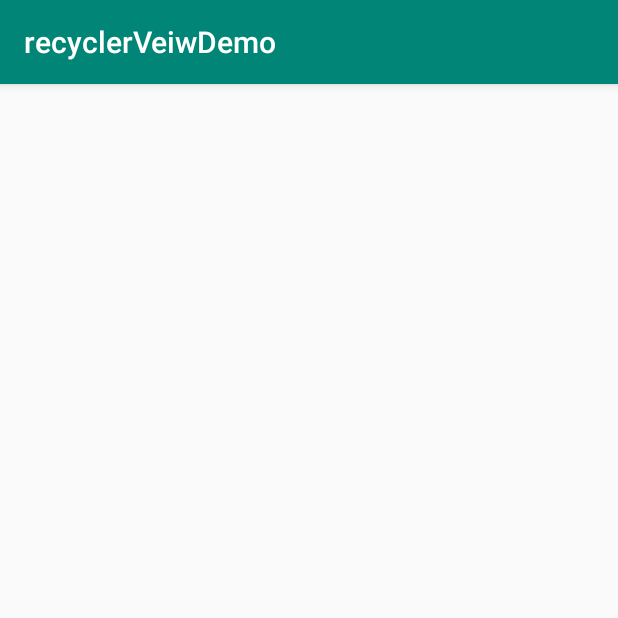
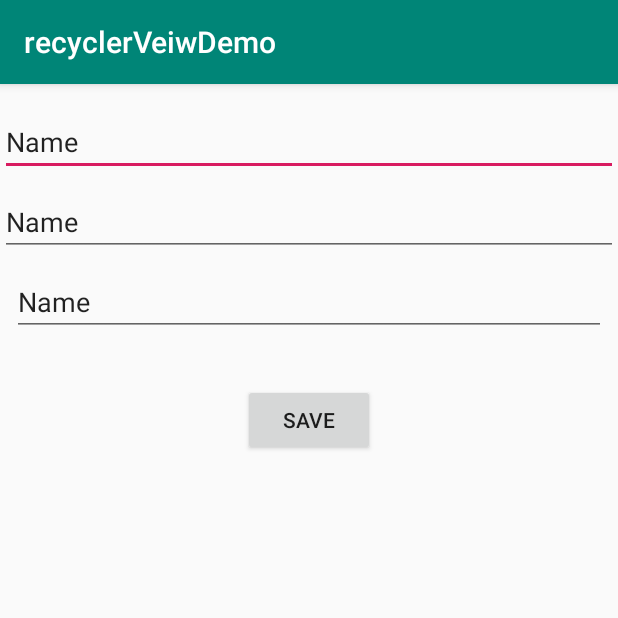
Before and after one commit to 7th-short-course-week-day-6-8pm/recyclerview-demo, an Android app: the AddItemActivity screen opened directly, with no data from a screen before it, on a phone screen of 412 x 824 dp, the top half of it. Run offline under Robolectric (Android 15) with nearby library versions, the phone set to English and light mode, and no system bars.

Commit message:
add add and edit recycler view item

```diff
--- a/app/src/main/AndroidManifest.xml
+++ b/app/src/main/AndroidManifest.xml
@@ -9,7 +9,8 @@
         android:roundIcon="@mipmap/ic_launcher_round"
         android:supportsRtl="true"
         android:theme="@style/AppTheme">
-        <activity android:name=".AddItemActivity"></activity>
+        <activity android:name=".EditInboxActivity"></activity>
+        <activity android:name=".AddItemActivity" />
         <activity android:name=".DetailActivity" />
         <activity android:name=".MainActivity">
             <intent-filter>
--- a/app/src/main/java/com/rathana/recyclerveiwdemo/AddItemActivity.java
+++ b/app/src/main/java/com/rathana/recyclerveiwdemo/AddItemActivity.java
@@ -1,13 +1,49 @@
 package com.rathana.recyclerveiwdemo;
 
+import android.content.Intent;
 import android.support.v7.app.AppCompatActivity;
 import android.os.Bundle;
+import android.view.View;
+import android.widget.Button;
+import android.widget.EditText;
+
+import com.rathana.recyclerveiwdemo.model.Inbox;
 
 public class AddItemActivity extends AppCompatActivity {
+
+
+    private EditText contact,subject,content;
+    private Button btnSave;
 
     @Override
     protected void onCreate(Bundle savedInstanceState) {
         super.onCreate(savedInstanceState);
         setContentView(R.layout.activity_add_item);
+
+        contact=findViewById(R.id.contact);
+        subject=findViewById(R.id.subject);
+        content=findViewById(R.id.content);
+        btnSave=findViewById(R.id.btnSave);
+
+        btnSave.setOnClickListener(new View.OnClickListener() {
+            @Override
+            public void onClick(View v) {
+                Inbox inbox=new Inbox(
+                    contact.getText().toString(),
+                    subject.getText().toString(),
+                    content.getText().toString(),
+                    "1 second",
+                    R.drawable.ic_star_border_black_24dp
+                );
+
+                Intent intent=new Intent();
+                Bundle bundle=new Bundle();
+                bundle.putParcelable("data",inbox);
+                intent.putExtras(bundle);
+                setResult(RESULT_OK,intent);
+                finish();
+
+            }
+        });
     }
 }
--- a/app/src/main/res/layout/activity_add_item.xml
+++ b/app/src/main/res/layout/activity_add_item.xml
@@ -6,4 +6,53 @@
     android:layout_height="match_parent"
     tools:context=".AddItemActivity">
 
+    <EditText
+        android:id="@+id/contact"
+        android:layout_width="0dp"
+        android:layout_height="wrap_content"
+        android:layout_marginTop="16dp"
+        android:ems="10"
+        android:inputType="textPersonName"
+        android:text="Name"
+        app:layout_constraintEnd_toEndOf="parent"
+        app:layout_constraintStart_toStartOf="parent"
+        app:layout_constraintTop_toTopOf="parent" />
+
+    <EditText
+        android:id="@+id/subject"
+        android:layout_width="0dp"
+        android:layout_height="wrap_content"
+        android:layout_marginTop="8dp"
+        android:ems="10"
+        android:inputType="textPersonName"
+        android:text="Name"
+        app:layout_constraintEnd_toEndOf="parent"
+        app:layout_constraintStart_toStartOf="parent"
+        app:layout_constraintTop_toBottomOf="@+id/contact" />
+
+    <EditText
+        android:id="@+id/content"
+        android:layout_width="0dp"
+        android:layout_height="wrap_content"
+        android:layout_marginStart="8dp"
+        android:layout_marginTop="8dp"
+        android:layout_marginEnd="8dp"
+        android:ems="10"
+        android:inputType="textPersonName"
+        android:text="Name"
+        app:layout_constraintEnd_toEndOf="parent"
+        app:layout_constraintStart_toStartOf="parent"
+        app:layout_constraintTop_toBottomOf="@+id/subject" />
+
+    <Button
+        android:id="@+id/btnSave"
+        android:layout_width="wrap_content"
+        android:layout_height="wrap_content"
+        android:layout_marginStart="8dp"
+        android:layout_marginTop="32dp"
+        android:layout_marginEnd="8dp"
+        android:text="save"
+        app:layout_constraintEnd_toEndOf="parent"
+        app:layout_constraintStart_toStartOf="parent"
+        app:layout_constraintTop_toBottomOf="@+id/content" />
 </android.support.constraint.ConstraintLayout>
```
Also changed, not shown: app/src/main/java/com/rathana/recyclerveiwdemo/EditInboxActivity.java (added, +63 -0 lines), app/src/main/java/com/rathana/recyclerveiwdemo/MainActivity.java (+20 -0 lines), app/src/main/java/com/rathana/recyclerveiwdemo/adapter/InboxAdapter.java (+7 -1 lines).
